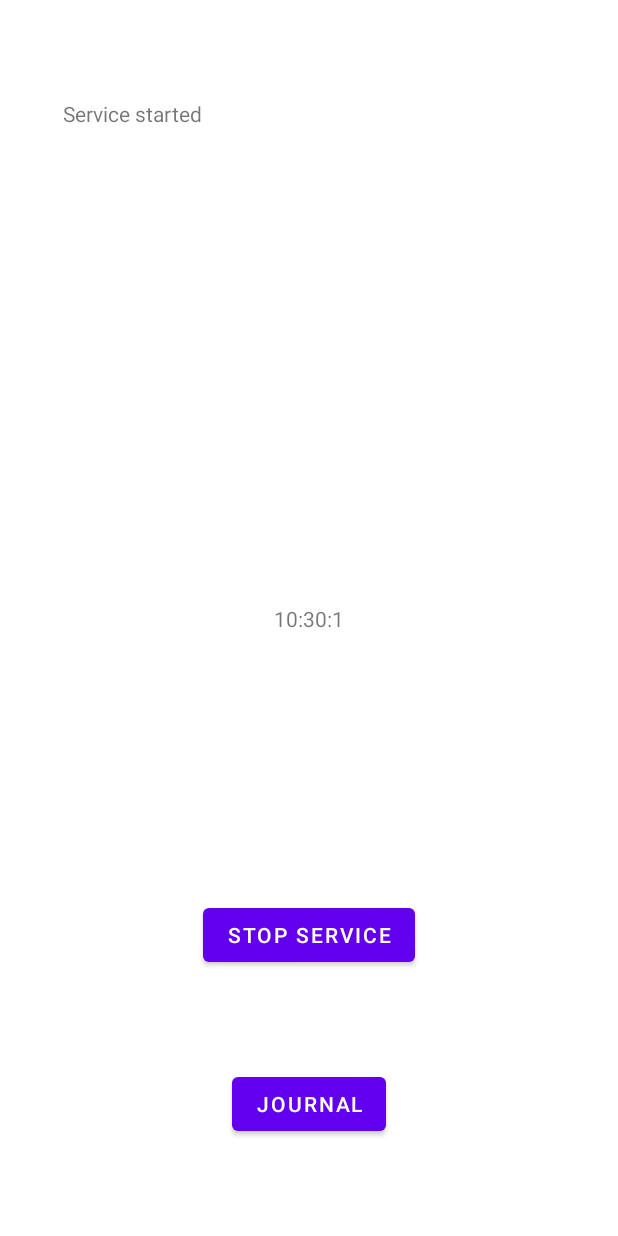
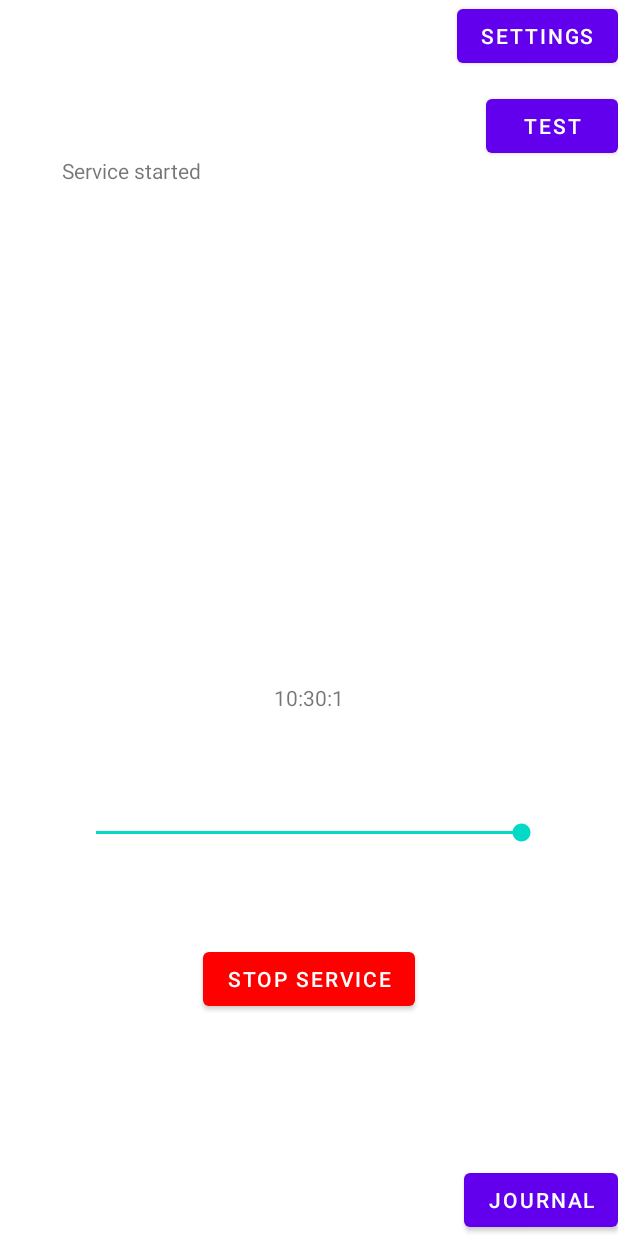
Before and after one commit to mirmik/WhiteRoseTimer, an Android app: the screen it shows after launch (MainActivity), on a phone screen of 412 x 824 dp. Run offline under Robolectric (Android 15) with nearby library versions, the phone set to English and light mode, and no system bars; 2 statements that could not run were skipped.

```diff
--- a/app/build.gradle
+++ b/app/build.gradle
@@ -37,6 +37,7 @@ dependencies {
     implementation 'androidx.appcompat:appcompat:1.5.1'
     implementation 'com.google.android.material:material:1.7.0'
     implementation 'androidx.constraintlayout:constraintlayout:2.1.4'
+    implementation 'androidx.preference:preference:1.1.1'
     testImplementation 'junit:junit:4.13.2'
     androidTestImplementation 'androidx.test.ext:junit:1.1.4'
     androidTestImplementation 'androidx.test.espresso:espresso-core:3.5.0'
--- a/app/src/main/java/com/example/whiterosetimer/MainActivity.kt
+++ b/app/src/main/java/com/example/whiterosetimer/MainActivity.kt
@@ -13,13 +13,13 @@ import android.widget.TextView
 import androidx.appcompat.app.AppCompatActivity
 import com.example.whiterosetimer.WhiteRoseService.LocalBinder
 import java.util.*
+import android.graphics.Color
+import android.widget.SeekBar
 
 
 class MainActivity : AppCompatActivity() {
     private lateinit var timer2 : Timer
     var mService: WhiteRoseService? = null
-    val mw = this
-    var timer_update_locallog : Timer? = null
 
     override fun onDestroy() {
         unbindService(serviceConnection)
@@ -43,7 +43,6 @@ class MainActivity : AppCompatActivity() {
     fun stop_service() {
         // stop foreground service
         //return
-
         if (mService != null) {
             mService?.pre_stop_service()
             mService = null
@@ -68,10 +67,23 @@ class MainActivity : AppCompatActivity() {
         startForegroundService(intent)
         bindService(intent, serviceConnection, Context.BIND_AUTO_CREATE)
 
-
         runOnUiThread {
             val label = findViewById<TextView>(R.id.locallog)
             label.text = "Service started"
+        }
+    }
+
+    fun button_set_start_state(b : Boolean) {
+        val stop_button = findViewById<TextView>(R.id.button_stop)
+        if (b) {
+            stop_button.text = "start service"
+            stop_button.setBackgroundColor(Color.GREEN)
+        }
+        else
+        {
+            stop_button.text = "stop service"
+            stop_button.setBackgroundColor(Color.RED)
+
         }
     }
 
@@ -83,6 +95,7 @@ class MainActivity : AppCompatActivity() {
         label.movementMethod = ScrollingMovementMethod()
 
         start_service()
+        button_set_start_state(false)
         start_clock_timer()
 
         // get button
@@ -90,12 +103,18 @@ class MainActivity : AppCompatActivity() {
         stop_button.setOnClickListener {
             if (mService != null) {
                 stop_service()
-                stop_button.text = "start service"
+                button_set_start_state(true)
             }
             else {
                 start_service()
-                stop_button.text = "stop service"
+                button_set_start_state(false)
             }
+        }
+
+
+        val btn_test = findViewById<TextView>(R.id.btn_test)
+        btn_test.setOnClickListener {
+                mService?.speak_time()
         }
 
         val journal_button = findViewById<TextView>(R.id.btn_journal)
@@ -112,6 +131,21 @@ class MainActivity : AppCompatActivity() {
                 }
             }
         }
+
+        // get volume bar
+        val volume_bar = findViewById<SeekBar>(R.id.volume_bar)
+        volume_bar.setMax(100)
+        volume_bar.setProgress(100)
+        volume_bar.setOnSeekBarChangeListener(object : SeekBar.OnSeekBarChangeListener {
+            override fun onProgressChanged(seekBar: SeekBar, progress: Int, fromUser: Boolean) {
+                if (mService != null) {
+                    mService?.set_volume(progress / 100.0f)
+                }
+            }
+
+            override fun onStartTrackingTouch(seekBar: SeekBar) {}
+            override fun onStopTrackingTouch(seekBar: SeekBar) {}
+        })
     }
 
     fun start_clock_timer() {
--- a/app/src/main/res/layout/activity_main.xml
+++ b/app/src/main/res/layout/activity_main.xml
@@ -6,26 +6,28 @@
     android:layout_height="match_parent"
     tools:context=".MainActivity">
 
+
     <TextView
         android:id="@+id/seconds"
         android:layout_width="wrap_content"
-        android:layout_height="wrap_content"
+        android:layout_height="25dp"
+        android:layout_marginTop="80dp"
         android:text="TextView"
-        app:layout_constraintBottom_toBottomOf="parent"
         app:layout_constraintEnd_toEndOf="parent"
         app:layout_constraintStart_toStartOf="parent"
-        app:layout_constraintTop_toTopOf="parent" />
+        app:layout_constraintTop_toBottomOf="@+id/locallog" />
 
     <TextView
         android:id="@+id/locallog"
         android:layout_width="328dp"
         android:layout_height="271dp"
+        android:layout_marginTop="56dp"
         android:scrollbarAlwaysDrawVerticalTrack="true"
         android:scrollbars="vertical"
-        app:layout_constraintBottom_toTopOf="@+id/seconds"
         app:layout_constraintEnd_toEndOf="parent"
+        app:layout_constraintHorizontal_bias="0.493"
         app:layout_constraintStart_toStartOf="parent"
-        app:layout_constraintTop_toTopOf="parent" />
+        app:layout_constraintTop_toBottomOf="@+id/btn_settings" />
 
     <Button
         android:id="@+id/button_stop"
@@ -43,8 +45,32 @@
         android:layout_height="wrap_content"
         android:text="Journal"
         app:layout_constraintBottom_toBottomOf="parent"
+        app:layout_constraintEnd_toEndOf="parent" />
+
+    <Button
+        android:id="@+id/btn_settings"
+        android:layout_width="wrap_content"
+        android:layout_height="wrap_content"
+        android:text="Settings"
+        app:layout_constraintEnd_toEndOf="parent"
+        app:layout_constraintTop_toTopOf="parent" />
+
+    <SeekBar
+        android:id="@+id/volume_bar"
+        android:layout_width="316dp"
+        android:layout_height="15dp"
+        app:layout_constraintBottom_toTopOf="@+id/button_stop"
         app:layout_constraintEnd_toEndOf="parent"
         app:layout_constraintStart_toStartOf="parent"
-        app:layout_constraintTop_toBottomOf="@+id/button_stop" />
+        app:layout_constraintTop_toBottomOf="@+id/seconds" />
+
+    <Button
+        android:id="@+id/btn_test"
+        android:layout_width="wrap_content"
+        android:layout_height="wrap_content"
+        android:layout_marginTop="12dp"
+        android:text="TEST"
+        app:layout_constraintEnd_toEndOf="parent"
+        app:layout_constraintTop_toBottomOf="@+id/btn_settings" />
 
 </androidx.constraintlayout.widget.ConstraintLayout>
```
Also changed, not shown: app/src/main/AndroidManifest.xml (+13 -7 lines), app/src/main/java/com/example/whiterosetimer/MainService.kt (+19 -24 lines), app/src/main/java/com/example/whiterosetimer/SettingsActivity.kt (added, +26 -0 lines), app/src/main/res/layout/settings_activity.xml (added, +22 -0 lines), app/src/main/res/values/arrays.xml (added, +12 -0 lines), app/src/main/res/values/strings.xml (+16 -0 lines), app/src/main/res/xml/root_preferences.xml (added, +38 -0 lines).
